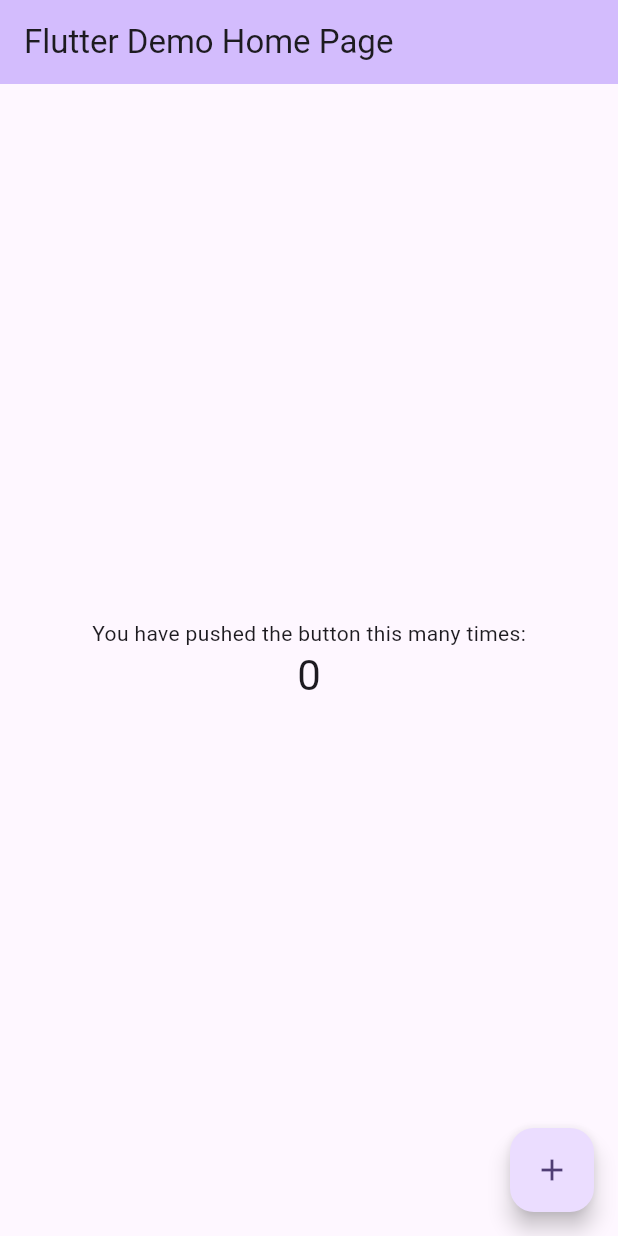
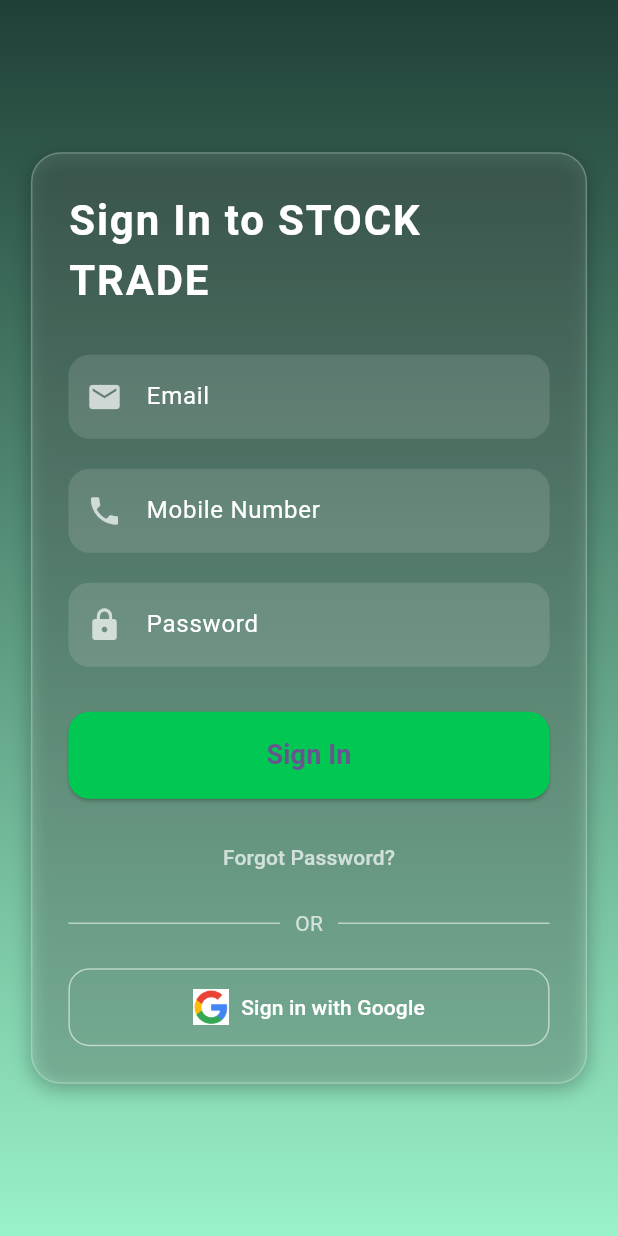
Before and after one commit to HARSHDARJI121/stocktradeapp, a Flutter app: the screen it shows after launch, on a phone screen of 412 x 824 dp. Run offline on Flutter 3.47's test engine with Material 3 defaults, Android fonts, the phone set to English and light mode, and no system bars.

Commit message:
started the project

```diff
--- a/myapp/lib/main.dart
+++ b/myapp/lib/main.dart
@@ -1,4 +1,5 @@
 import 'package:flutter/material.dart';
+import 'splash_screen.dart'; // <-- Add this import
 
 void main() {
   runApp(const MyApp());
@@ -7,116 +8,14 @@ void main() {
 class MyApp extends StatelessWidget {
   const MyApp({super.key});
 
-  // This widget is the root of your application.
   @override
   Widget build(BuildContext context) {
     return MaterialApp(
       title: 'Flutter Demo',
       theme: ThemeData(
-        // This is the theme of your application.
-        //
-        // TRY THIS: Try running your application with "flutter run". You'll see
-        // the application has a purple toolbar. Then, without quitting the app,
-        // try changing the seedColor in the colorScheme below to Colors.green
-        // and then invoke "hot reload" (save your changes or press the "hot
-        // reload" button in a Flutter-supported IDE, or press "r" if you used
-        // the command line to start the app).
-        //
-        // Notice that the counter didn't reset back to zero; the application
-        // state is not lost during the reload. To reset the state, use hot
-        // restart instead.
-        //
-        // This works for code too, not just values: Most code changes can be
-        // tested with just a hot reload.
         colorScheme: ColorScheme.fromSeed(seedColor: Colors.deepPurple),
       ),
-      home: const MyHomePage(title: 'Flutter Demo Home Page'),
+      home: const SplashScreen(), // <-- Start with SplashScreen
     );
   }
 }
-
-class MyHomePage extends StatefulWidget {
-  const MyHomePage({super.key, required this.title});
-
-  // This widget is the home page of your application. It is stateful, meaning
-  // that it has a State object (defined below) that contains fields that affect
-  // how it looks.
-
-  // This class is the configuration for the state. It holds the values (in this
-  // case the title) provided by the parent (in this case the App widget) and
-  // used by the build method of the State. Fields in a Widget subclass are
-  // always marked "final".
-
-  final String title;
-
-  @override
-  State<MyHomePage> createState() => _MyHomePageState();
-}
-
-class _MyHomePageState extends State<MyHomePage> {
-  int _counter = 0;
-
-  void _incrementCounter() {
-    setState(() {
-      // This call to setState tells the Flutter framework that something has
-      // changed in this State, which causes it to rerun the build method below
-      // so that the display can reflect the updated values. If we changed
-      // _counter without calling setState(), then the build method would not be
-      // called again, and so nothing would appear to happen.
-      _counter++;
-    });
-  }
-
-  @override
-  Widget build(BuildContext context) {
-    // This method is rerun every time setState is called, for instance as done
-    // by the _incrementCounter method above.
-    //
-    // The Flutter framework has been optimized to make rerunning build methods
-    // fast, so that you can just rebuild anything that needs updating rather
-    // than having to individually change instances of widgets.
-    return Scaffold(
-      appBar: AppBar(
-        // TRY THIS: Try changing the color here to a specific color (to
-        // Colors.amber, perhaps?) and trigger a hot reload to see the AppBar
-        // change color while the other colors stay the same.
-        backgroundColor: Theme.of(context).colorScheme.inversePrimary,
-        // Here we take the value from the MyHomePage object that was created by
-        // the App.build method, and use it to set our appbar title.
-        title: Text(widget.title),
-      ),
-      body: Center(
-        // Center is a layout widget. It takes a single child and positions it
-        // in the middle of the parent.
-        child: Column(
-          // Column is also a layout widget. It takes a list of children and
-          // arranges them vertically. By default, it sizes itself to fit its
-          // children horizontally, and tries to be as tall as its parent.
-          //
-          // Column has various properties to control how it sizes itself and
-          // how it positions its children. Here we use mainAxisAlignment to
-          // center the children vertically; the main axis here is the vertical
-          // axis because Columns are vertical (the cross axis would be
-          // horizontal).
-          //
-          // TRY THIS: Invoke "debug painting" (choose the "Toggle Debug Paint"
-          // action in the IDE, or press "p" in the console), to see the
-          // wireframe for each widget.
-          mainAxisAlignment: MainAxisAlignment.center,
-          children: <Widget>[
-            const Text('You have pushed the button this many times:'),
-            Text(
-              '$_counter',
-              style: Theme.of(context).textTheme.headlineMedium,
-            ),
-          ],
-        ),
-      ),
-      floatingActionButton: FloatingActionButton(
-        onPressed: _incrementCounter,
-        tooltip: 'Increment',
-        child: const Icon(Icons.add),
-      ), // This trailing comma makes auto-formatting nicer for build methods.
-    );
-  }
-}
--- /dev/null
+++ b/myapp/lib/sign_in.dart
@@ -0,0 +1,212 @@
+import 'package:flutter/material.dart';
+import 'login_page.dart';
+import 'forgot_password_page.dart';
+
+class SignInPage extends StatelessWidget {
+  const SignInPage({super.key});
+
+  @override
+  Widget build(BuildContext context) {
+    final width = MediaQuery.of(context).size.width;
+
+    return Scaffold(
+      body: Container(
+        decoration: const BoxDecoration(
+          gradient: LinearGradient(
+            colors: [Color(0xFF1f4037), Color(0xFF99f2c8)],
+            begin: Alignment.topCenter,
+            end: Alignment.bottomCenter,
+          ),
+        ),
+        child: Center(
+          child: SingleChildScrollView(
+            child: Container(
+              width: width * 0.9,
+              padding: const EdgeInsets.all(24),
+              decoration: BoxDecoration(
+                color: Colors.white.withOpacity(0.1),
+                borderRadius: BorderRadius.circular(20),
+                border: Border.all(color: Colors.white24),
+                boxShadow: [
+                  BoxShadow(
+                    color: Colors.black26,
+                    blurRadius: 10,
+                    offset: const Offset(0, 4),
+                  ),
+                ],
+              ),
+              child: Column(
+                children: [
+                  const Text(
+                    "Sign In to STOCK TRADE",
+                    style: TextStyle(
+                      fontSize: 28,
+                      fontWeight: FontWeight.bold,
+                      color: Colors.white,
+                      letterSpacing: 1.2,
+                    ),
+                  ),
+                  const SizedBox(height: 30),
+
+                  // Email Field
+                  TextField(
+                    decoration: InputDecoration(
+                      labelText: "Email",
+                      prefixIcon: const Icon(
+                        Icons.email,
+                        color: Colors.white70,
+                      ),
+                      filled: true,
+                      fillColor: Colors.white12,
+                      labelStyle: const TextStyle(color: Colors.white),
+                      border: OutlineInputBorder(
+                        borderRadius: BorderRadius.circular(14),
+                        borderSide: BorderSide.none,
+                      ),
+                    ),
+                    style: const TextStyle(color: Colors.white),
+                    keyboardType: TextInputType.emailAddress,
+                  ),
+                  const SizedBox(height: 20),
+
+                  // Mobile Number Field
+                  TextField(
+                    decoration: InputDecoration(
+                      labelText: "Mobile Number",
+                      prefixIcon: const Icon(
+                        Icons.phone,
+                        color: Colors.white70,
+                      ),
+                      filled: true,
+                      fillColor: Colors.white12,
+                      labelStyle: const TextStyle(color: Colors.white),
+                      border: OutlineInputBorder(
+                        borderRadius: BorderRadius.circular(14),
+                        borderSide: BorderSide.none,
+                      ),
+                    ),
+                    style: const TextStyle(color: Colors.white),
+                    keyboardType: TextInputType.phone,
+                  ),
+                  const SizedBox(height: 20),
+
+                  // Password Field
+                  TextField(
+                    decoration: InputDecoration(
+                      labelText: "Password",
+                      prefixIcon: const Icon(Icons.lock, color: Colors.white70),
+                      filled: true,
+                      fillColor: Colors.white12,
+                      labelStyle: const TextStyle(color: Colors.white),
+                      border: OutlineInputBorder(
+                        borderRadius: BorderRadius.circular(14),
+                        borderSide: BorderSide.none,
+                      ),
+                    ),
+                    obscureText: true,
+                    style: const TextStyle(color: Colors.white),
+                  ),
+
+                  const SizedBox(height: 30),
+                  SizedBox(
+                    width: double.infinity,
+                    child: ElevatedButton(
+                      onPressed: () {
+                        Navigator.push(
+                          context,
+                          MaterialPageRoute(builder: (_) => const LoginPage()),
+                        );
+                      },
+                      style: ElevatedButton.styleFrom(
+                        backgroundColor: Colors.greenAccent.shade700,
+                        padding: const EdgeInsets.symmetric(vertical: 16),
+                        shape: RoundedRectangleBorder(
+                          borderRadius: BorderRadius.circular(14),
+                        ),
+                      ),
+                      child: const Text(
+                        "Sign In",
+                        style: TextStyle(
+                          fontSize: 18,
+                          fontWeight: FontWeight.bold,
+                        ),
+                      ),
+                    ),
+                  ),
+                  const SizedBox(height: 15),
+                  TextButton(
+                    onPressed: () {
+                      Navigator.push(
+                        context,
+                        MaterialPageRoute(
+                          builder: (_) => const ForgotPasswordPage(),
+                        ),
+                      );
+                    },
+                    child: const Text(
+                      "Forgot Password?",
+                      style: TextStyle(color: Colors.white70),
+                    ),
+                  ),
+
+                  const SizedBox(height: 10),
+
+                  // Divider with "OR"
+                  Row(
+                    children: const [
+                      Expanded(
+                        child: Divider(color: Colors.white54, thickness: 1),
+                      ),
+                      Padding(
+                        padding: EdgeInsets.symmetric(horizontal: 10),
+                        child: Text(
+                          "OR",
+                          style: TextStyle(color: Colors.white70),
+                        ),
+                      ),
+                      Expanded(
+                        child: Divider(color: Colors.white54, thickness: 1),
+                      ),
+                    ],
+                  ),
+                  const SizedBox(height: 20),
+
+                  // Google Sign-In Button
+                  SizedBox(
+                    width: double.infinity,
+                    child: OutlinedButton.icon(
+                      onPressed: () {
+                        // TODO: Add Google Sign-In functionality
+                        ScaffoldMessenger.of(context).showSnackBar(
+                          const SnackBar(
+                            content: Text("Google Sign-In not yet implemented"),
+                          ),
+                        );
+                      },
+                      icon: Image.asset(
+                        'assets/google.png', // You must add this image in your assets folder
+                        height: 24,
+                        width: 24,
+                      ),
+                      label: const Text(
+                        "Sign in with Google",
+                        style: TextStyle(color: Colors.white),
+                      ),
+                      style: OutlinedButton.styleFrom(
+                        side: const BorderSide(color: Colors.white54),
+                        padding: const EdgeInsets.symmetric(vertical: 14),
+                        shape: RoundedRectangleBorder(
+                          borderRadius: BorderRadius.circular(14),
+                        ),
+                      ),
+                    ),
+                  ),
+                ],
+              ),
+            ),
+          ),
+        ),
+      ),
+    );
+  }
+}
--- a/myapp/pubspec.yaml
+++ b/myapp/pubspec.yaml
@@ -58,9 +58,8 @@ flutter:
   uses-material-design: true
 
   # To add assets to your application, add an assets section, like this:
-  # assets:
-  #   - images/a_dot_burr.jpeg
-  #   - images/a_dot_ham.jpeg
+  assets:
+    - assets/google.png
 
   # An image asset can refer to one or more resolution-specific "variants", see
   # https://flutter.dev/to/resolution-aware-images
```
Also changed, not shown: myapp/lib/dashboard_page.dart (added, +21 -0 lines), myapp/lib/forgot_password_page.dart (added, +56 -0 lines), myapp/lib/login_page.dart (added, +142 -0 lines), myapp/lib/splash_screen.dart (added, +90 -0 lines), myapp/assets/google.png (added), myapp/assets/logo.jpg (added).
